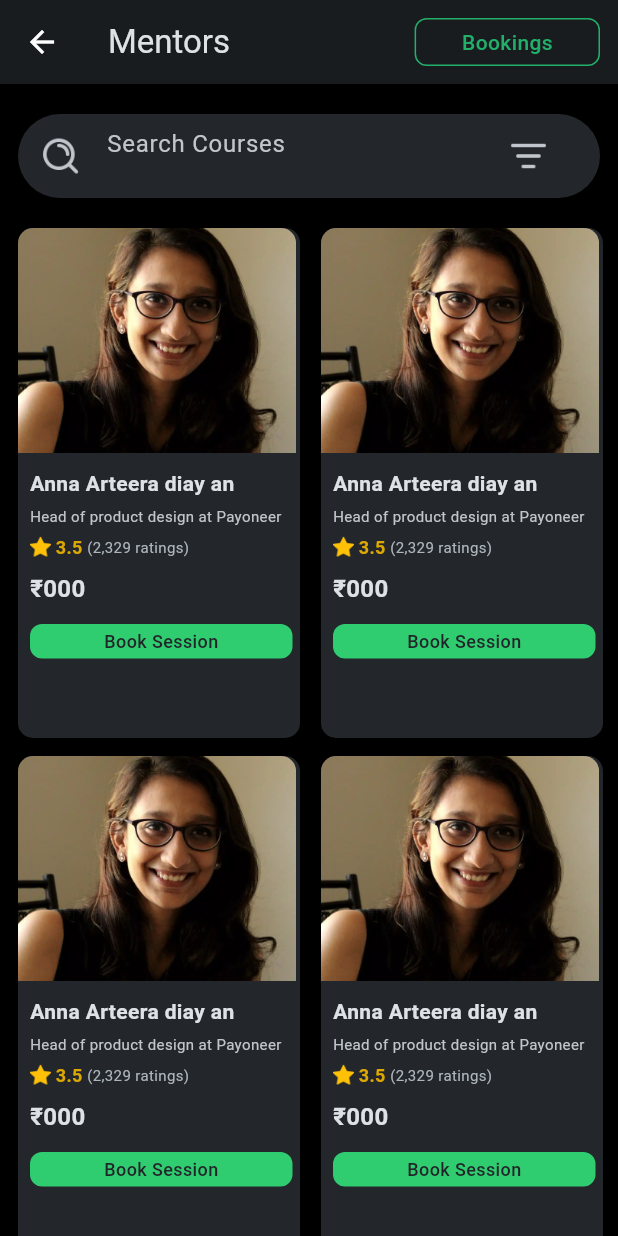
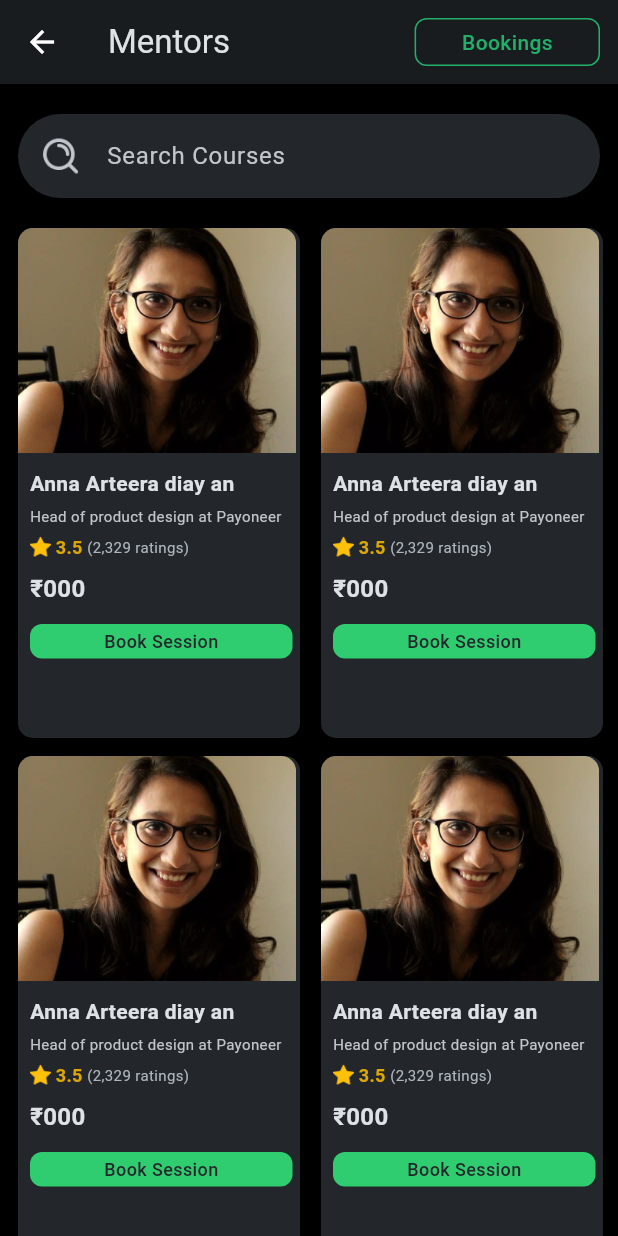
Before and after one commit to Akworld18/impact_riverpod, a Flutter app: the screen it shows after launch, on a phone screen of 412 x 824 dp. Run offline on Flutter 3.47's test engine with Material 3 defaults, Android fonts, the phone set to English and light mode, and no system bars; our stand-ins replace shimmer; Roboto replaces fonts that are missing (SF-Pro-Display).

```diff
--- a/lib/mentorship/presentation/ui/mentor_dashboard.dart
+++ b/lib/mentorship/presentation/ui/mentor_dashboard.dart
@@ -1,4 +1,3 @@
-import 'package:flutter/cupertino.dart';
 import 'package:flutter/material.dart';
 import 'package:impact_mentor/mentorship/presentation/utils/app_colors.dart';
 import 'package:impact_mentor/mentorship/presentation/utils/customBox.dart';
@@ -83,7 +82,7 @@ class _MentorDashboardState extends State<MentorDashboard> {
                       controller: controller,
                       decoration: InputDecoration(
                           border: InputBorder.none,
-                          suffixIcon: Image.asset("assets/images/filter.png"),
+                          // suffixIcon: Image.asset("assets/images/filter.png"),
                           hintText: "Search Courses",
                           hintStyle:
                               AppStyles().hintColorTextStyle(fontSize: 16)),
```
